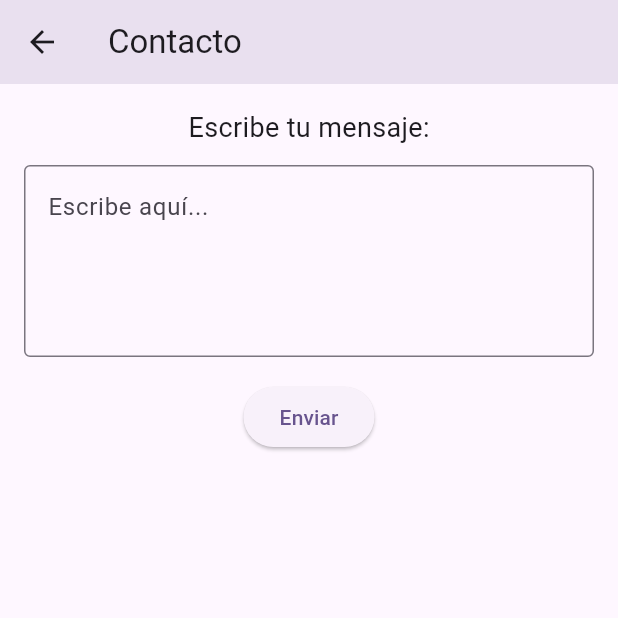
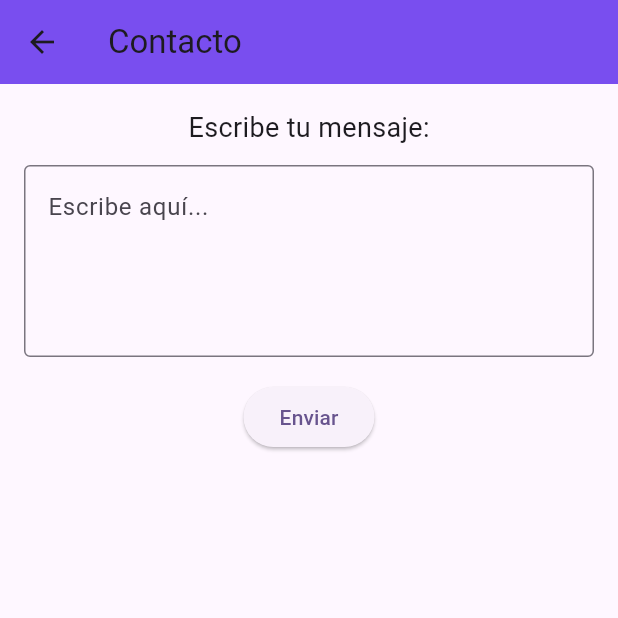
Before and after one commit to hamil312/userProfile, a Flutter app: the screen it shows after launch, after a tap on "Ir a Contacto", on a phone screen of 412 x 824 dp, the top half of it. Run offline on Flutter 3.47's test engine with Material 3 defaults, Android fonts, the phone set to English and light mode, and no system bars.

Commit message:
Another commit

```diff
--- a/lib/components/contact_screen.dart
+++ b/lib/components/contact_screen.dart
@@ -11,6 +11,7 @@ class ContactScreen extends StatelessWidget {
       appBar: AppBar(
         title: const Text("Contacto"),
         elevation: 15,
+        backgroundColor: Colors.deepPurpleAccent,
       ),
       body: Padding(
         padding: const EdgeInsets.all(16.0),
--- a/lib/components/gallery_screen.dart
+++ b/lib/components/gallery_screen.dart
@@ -15,6 +15,7 @@ class GalleryScreen extends StatelessWidget {
       appBar: AppBar(
         title: const Text("Galería"),
         elevation: 15,
+        backgroundColor: Colors.deepPurpleAccent,
       ),
       body: ListView.builder(
         itemCount: images.length,
--- a/lib/components/home_screen.dart
+++ b/lib/components/home_screen.dart
@@ -11,6 +11,7 @@ class HomeScreen extends StatelessWidget {
       appBar: AppBar(
         title: const Text("Inicio"),
         elevation: 15,
+        backgroundColor: Colors.deepPurpleAccent,
       ),
       body: Center(
         child: Column(
```
